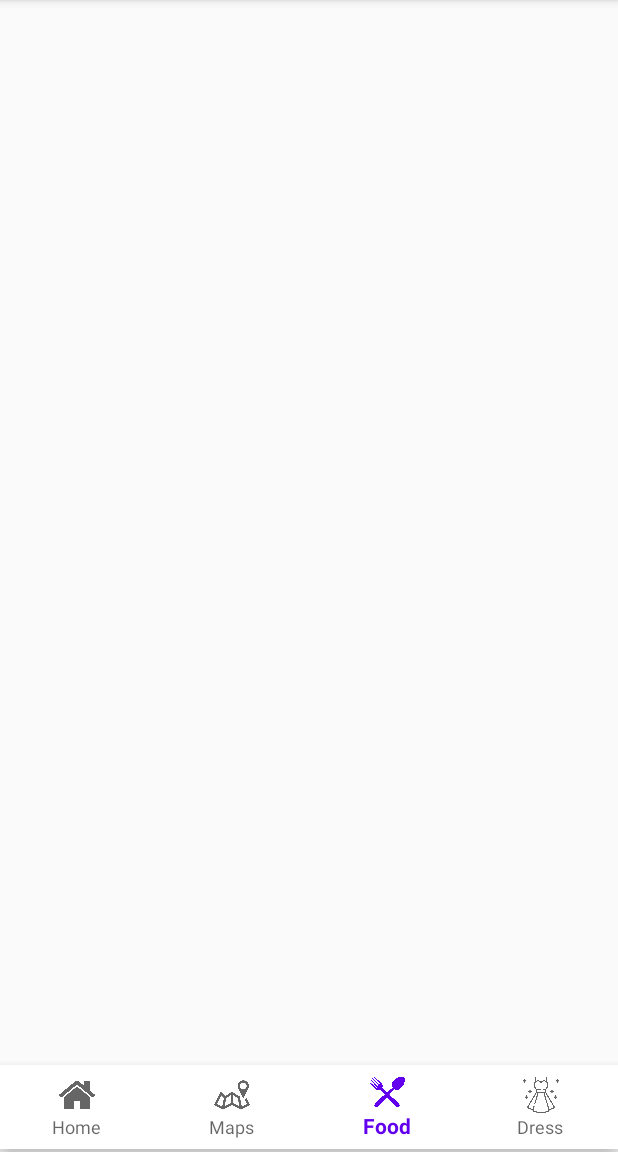
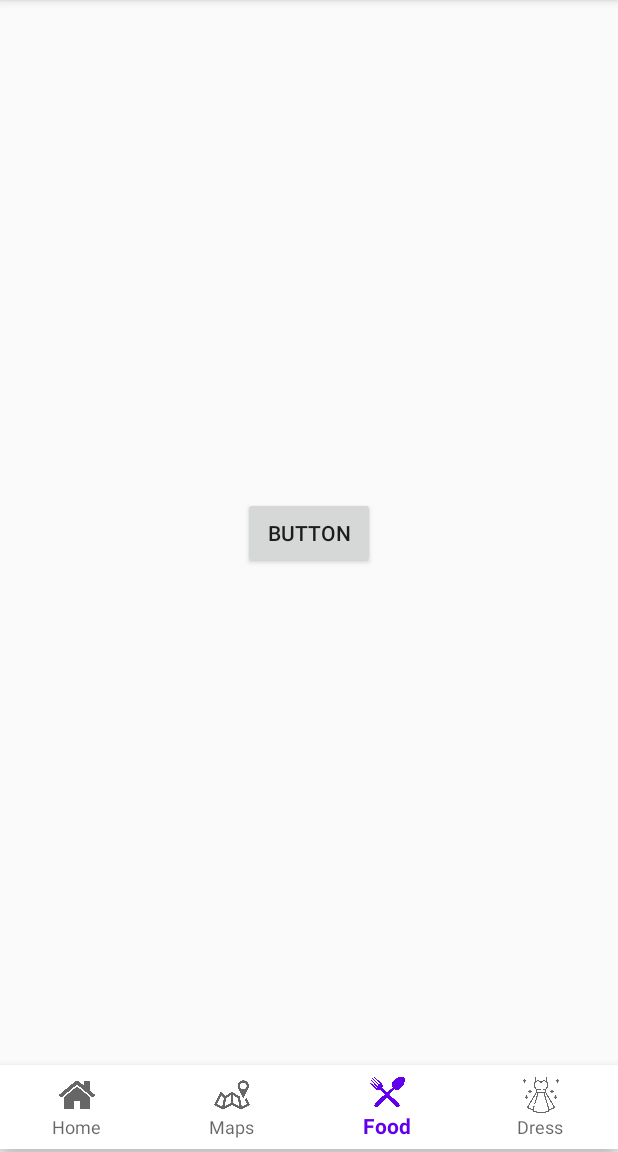
Before and after one commit to csx87/sweeMadve, an Android app: the screen it shows after launch (MainActivity), item 3 of the bottom bar chosen, on a phone screen of 412 x 824 dp, the part 84-1236 px from its top. Run offline under Robolectric (Android 15) with nearby library versions, the phone set to English and light mode, and no system bars.

Commit message:
Implement_Fragment_archictecture_and_back_handling

```diff
--- a/app/build.gradle
+++ b/app/build.gradle
@@ -41,4 +41,5 @@ dependencies {
     //noinspection GradleCompatible
     androidTestImplementation 'com.android.support.test:runner:1.0.2'
     androidTestImplementation 'com.android.support.test.espresso:espresso-core:3.0.2'
+    implementation("androidx.fragment:fragment-ktx:1.5.5")
 }
--- /dev/null
+++ b/app/src/main/java/com/example/sweemadve/DressFragment.kt
@@ -0,0 +1,6 @@
+package com.example.sweemadve
+
+import androidx.fragment.app.Fragment
+
+class DressFragment: Fragment(R.layout.dress_fragment) {
+}
--- /dev/null
+++ b/app/src/main/java/com/example/sweemadve/FoodFragment.kt
@@ -0,0 +1,6 @@
+package com.example.sweemadve
+
+import androidx.fragment.app.Fragment
+
+class FoodFragment: Fragment(R.layout.food_fragment) {
+}
--- /dev/null
+++ b/app/src/main/java/com/example/sweemadve/HomeFragment.kt
@@ -0,0 +1,8 @@
+package com.example.sweemadve
+
+import android.os.Bundle
+import androidx.fragment.app.Fragment
+
+class HomeFragment : Fragment(R.layout.home_fragment){
+
+}
--- a/app/src/main/java/com/example/sweemadve/MainActivity.kt
+++ b/app/src/main/java/com/example/sweemadve/MainActivity.kt
@@ -1,19 +1,109 @@
 package com.example.sweemadve
 
+import android.app.Activity
 import android.graphics.BitmapShader
 import androidx.appcompat.app.AppCompatActivity
 import android.os.Bundle
+import android.util.Log
 import android.view.Menu
 import android.view.MenuInflater
+import android.view.MenuItem
+import android.widget.Toast
+import androidx.activity.OnBackPressedCallback
+import androidx.fragment.app.Fragment
+import androidx.fragment.app.add
+import androidx.fragment.app.commit
+import androidx.fragment.app.replace
+import com.google.android.material.bottomnavigation.BottomNavigationView
+import com.google.android.material.navigation.NavigationBarView
+import com.google.android.material.navigation.NavigationView
+import java.util.ArrayDeque
+import kotlin.system.exitProcess
 
 //import androidx.fragment.app.Fragment
 
+var stack = ArrayDeque<String>()
 
+lateinit var bottomNavigationView: NavigationBarView
 
 class MainActivity : AppCompatActivity() {
     override fun onCreate(savedInstanceState: Bundle?) {
         super.onCreate(savedInstanceState)
         setContentView(R.layout.activity_main)
+
+        if (savedInstanceState == null) {
+            supportFragmentManager.commit {
+                setReorderingAllowed(true)
+                add<HomeFragment>(R.id.fragmentContainerView)
+            }
+        }
+
+
+
+        bottomNavigationView = findViewById<NavigationBarView>(R.id.bottom_navigation)
+
+
+
+        bottomNavigationView.setOnItemSelectedListener{item ->
+            when(item.itemId){
+                R.id.home -> {
+
+                    //Toast.makeText(this, "Home clicked", Toast.LENGTH_SHORT).show()
+                    supportFragmentManager.commit {
+                        replace<HomeFragment>(R.id.fragmentContainerView)
+                        setReorderingAllowed(true)
+                        //addToBackStack("home")
+                    }
+                    manageStack("H")
+                    //supportFragmentManager.clearBackStack()
+                    true
+                }
+
+                R.id.maps -> {
+
+                    //manageBackStack()
+                    supportFragmentManager.commit {
+                        replace<MapsFragment>(R.id.fragmentContainerView)
+                        setReorderingAllowed(true)
+                        //addToBackStack("maps") // name can be null
+
+
+                    }
+                    manageStack("M")
+
+                    true
+                }
+
+                R.id.food -> {
+
+                        supportFragmentManager.commit {
+                        replace<FoodFragment>(R.id.fragmentContainerView)
+                        setReorderingAllowed(true)
+                        //addToBackStack("food") // name can be nul
+                    }
+                    manageStack("F")
+                    true
+                }
+
+                R.id.dress -> {
+
+                    supportFragmentManager.commit {
+                        replace<DressFragment>(R.id.fragmentContainerView)
+                        setReorderingAllowed(true)
+                        //addToBackStack("dress") // name can be null
+
+                    }
+                    manageStack("D")
+                    true
+                }
+                else -> false
+
+            }
+
+        }
+
+
+
     }
 
     //Adding more menu to navigation bar
@@ -22,4 +112,68 @@ class MainActivity : AppCompatActivity() {
         return super.onCreateOptionsMenu(menu)
     }
 
+    override fun onBackPressed() {
+
+        printStack()
+        if(stack.size > 0){
+            if(stack.size > 1) {
+                stack.pop()
+                val fragment = stack.peek()
+                if (fragment.equals("H")) {
+                    bottomNavigationView.selectedItemId = R.id.home
+                }
+
+                else if (fragment.equals("M")) {
+                    bottomNavigationView.selectedItemId = R.id.maps
+
+                }
+
+
+                else if (fragment.equals("F")) {
+                    bottomNavigationView.selectedItemId = R.id.food
+
+                }
+
+                else if (fragment.equals("D")) {
+                    bottomNavigationView.selectedItemId = R.id.dress
+                }
+            }
+
+            else if(stack.size == 1){
+                val fragment = stack.peek()
+                if(fragment.equals("H")){
+                    finish()
+
+                }
+                else{
+                    bottomNavigationView.selectedItemId = R.id.home
+                    supportFragmentManager.commit {
+                        replace<HomeFragment>(R.id.fragmentContainerView)
+                        setReorderingAllowed(true)
+                        //addToBackStack("home")
+                    }
+                    stack.clear()
+                }
+            }
+        }
+
+        else{
+            //exit_app
+            finish()
+        }
+        printStack()
+        //super.onBackPressed()
+    }
+
+    private fun manageStack(fragment : String) {
+                stack.remove(fragment)
+                stack.push(fragment)
+    }
+
+    private fun printStack(){
+        for (item in stack){
+            Log.i("Stack:",item)
+        }
+    }
+
 }
--- /dev/null
+++ b/app/src/main/java/com/example/sweemadve/MapsFragment.kt
@@ -0,0 +1,6 @@
+package com.example.sweemadve
+
+import androidx.fragment.app.Fragment
+
+class MapsFragment: Fragment(R.layout.maps_fragment) {
+}
--- a/app/src/main/res/layout/activity_main.xml
+++ b/app/src/main/res/layout/activity_main.xml
@@ -20,5 +20,21 @@
         tools:layout_editor_absoluteX="16dp"
         tools:visibility="visible" />
 
+    <androidx.fragment.app.FragmentContainerView
+        android:id="@+id/fragmentContainerView"
+        android:layout_width="match_parent"
+        android:layout_height="678dp"
+        app:layout_constraintBottom_toTopOf="@+id/bottom_navigation"
+        app:layout_constraintEnd_toEndOf="parent"
+        app:layout_constraintStart_toStartOf="parent"
+        app:layout_constraintTop_toTopOf="parent"
+        tools:layout="@layout/home_fragment" />
+
+    <androidx.constraintlayout.widget.Guideline
+        android:id="@+id/guideline2"
+        android:layout_width="wrap_content"
+        android:layout_height="wrap_content"
+        android:orientation="vertical"
+        app:layout_constraintGuide_begin="20dp" />
 
 </androidx.constraintlayout.widget.ConstraintLayout>
--- /dev/null
+++ b/app/src/main/res/layout/food_fragment.xml
@@ -0,0 +1,17 @@
+<?xml version="1.0" encoding="utf-8"?>
+<androidx.constraintlayout.widget.ConstraintLayout xmlns:android="http://schemas.android.com/apk/res/android"
+    xmlns:app="http://schemas.android.com/apk/res-auto"
+    xmlns:tools="http://schemas.android.com/tools"
+    android:layout_width="match_parent"
+    android:layout_height="match_parent">
+
+    <Button
+        android:id="@+id/button"
+        android:layout_width="wrap_content"
+        android:layout_height="wrap_content"
+        android:text="Button"
+        app:layout_constraintBottom_toBottomOf="parent"
+        app:layout_constraintEnd_toEndOf="parent"
+        app:layout_constraintStart_toStartOf="parent"
+        app:layout_constraintTop_toTopOf="parent" />
+</androidx.constraintlayout.widget.ConstraintLayout>
--- a/app/src/main/res/menu/bottom_navigation_menu.xml
+++ b/app/src/main/res/menu/bottom_navigation_menu.xml
@@ -1,22 +1,22 @@
 <?xml version="1.0" encoding="utf-8"?>
 <menu xmlns:android="http://schemas.android.com/apk/res/android">
     <item
-        android:id="@+id/page_1"
+        android:id="@+id/home"
         android:enabled="true"
         android:icon="@drawable/menu_1"
         android:title="@string/bottom_menu_1"/>
     <item
-        android:id="@+id/page_2"
+        android:id="@+id/maps"
         android:enabled="true"
         android:icon="@drawable/menu_2"
         android:title="@string/bottom_menu_2"/>
     <item
-        android:id="@+id/page_3"
+        android:id="@+id/food"
         android:enabled="true"
         android:icon="@drawable/menu_3"
         android:title="@string/bottom_menu_3"/>
     <item
-        android:id="@+id/page_4"
+        android:id="@+id/dress"
         android:enabled="true"
         android:icon="@drawable/menu_4"
         android:title="@string/bottom_menu_4"/>
```
Also changed, not shown: app/src/main/res/layout/dress_fragment.xml (added, +17 -0 lines), app/src/main/res/layout/home_fragment.xml (added, +17 -0 lines), app/src/main/res/layout/maps_fragment.xml (added, +17 -0 lines).
